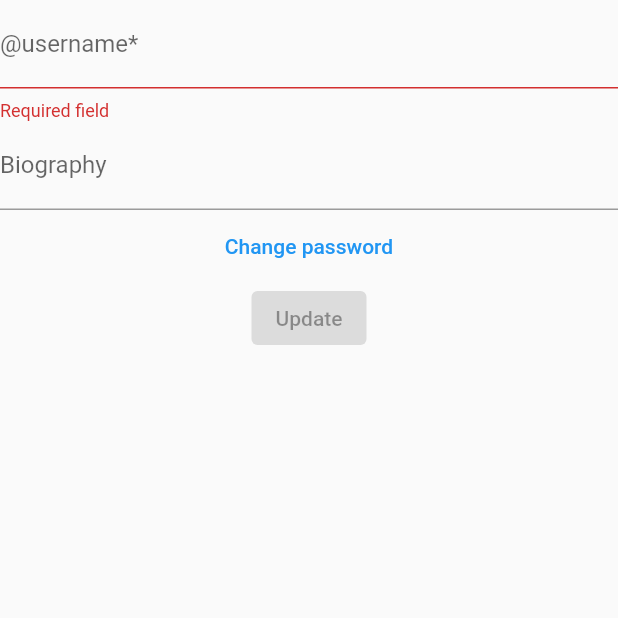
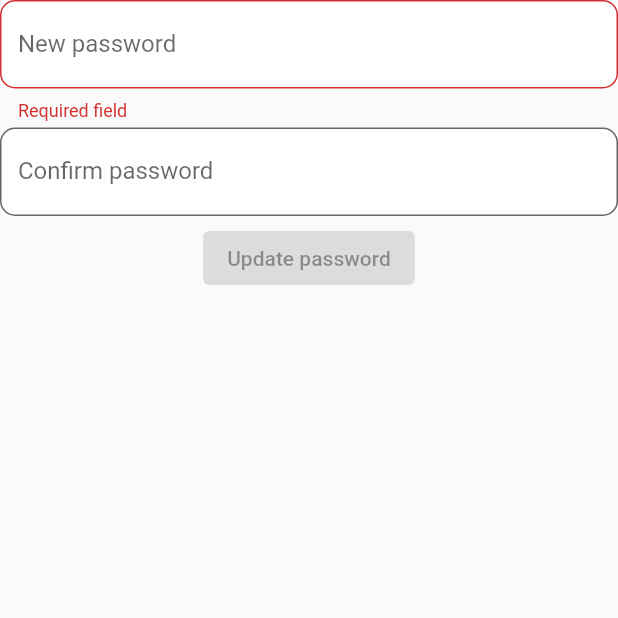
Before and after one commit to Victoriurki/PostPlusApp, a Flutter app: the MyEditProfilePage screen opened directly with empty values, after a tap on "Change password", on a phone screen of 412 x 824 dp, the top half of it. Run offline on Flutter 3.47's test engine with Material 2 defaults, Android fonts, the phone set to English and light mode, and no system bars; our stand-ins replace cloud_firestore, dio, email_validator, firebase_auth, firebase_core, firebase_storage and 3 more; missing offline and left inert: firestore_search; accounts and stored records are empty.

Commit message:
Change password page and feed function

```diff
--- /dev/null
+++ b/postplus_app/lib/my_change_password_page/my_change_password_page.dart
@@ -0,0 +1,63 @@
+import 'package:cloud_firestore/cloud_firestore.dart';
+import 'package:flutter/material.dart';
+
+import '../my_widgets/my_textfield_widget.dart';
+import '../user_model/user_model.dart';
+
+class MyChangePasswordPage extends StatefulWidget {
+  final UserModel currentUserModel;
+  const MyChangePasswordPage({Key? key, required this.currentUserModel})
+      : super(key: key);
+
+  @override
+  State<MyChangePasswordPage> createState() => _MyChangePasswordPageState();
+}
+
+class _MyChangePasswordPageState extends State<MyChangePasswordPage> {
+  String newPasswordErrorText = "Required field";
+  String confirmPasswordErrorText = "Passwords do not match";
+  TextEditingController _newPasswordController = TextEditingController(text: "");
+  TextEditingController _confirmPasswordController = TextEditingController(text: "");
+
+
+
+  @override
+  Widget build(BuildContext context) {
+    return SafeArea(
+      child: Scaffold(
+        body: Column(
+          children: [
+            MyTextFieldWidget(
+              obscureText: false,
+              label: "New password",
+              hint: "type your new password here",
+              onChanged: (text) {},
+              controller: _newPasswordController,
+              errorText: newPasswordErrorText,
+              showErrorText: _newPasswordController.text.isEmpty,
+            ),
+            MyTextFieldWidget(
+              obscureText: false,
+              label: "Confirm password",
+              hint: "Confirm your new password here",
+              onChanged: (text) {
+                setState(() {});
+              },
+              controller: _confirmPasswordController,
+              errorText: confirmPasswordErrorText,
+              showErrorText: _confirmPasswordController == _newPasswordController,
+            ),
+            ElevatedButton(
+              child: const Text("Update password"),
+              onPressed: _newPasswordController == _confirmPasswordController
+                  ? () {
+                      Navigator.pop(context);
+                    }
+                  : null,
+            )
+          ],
+        ),
+      ),
+    );
+  }
+}
--- a/postplus_app/lib/my_edit_profile_page/my_edit_profile_page.dart
+++ b/postplus_app/lib/my_edit_profile_page/my_edit_profile_page.dart
@@ -1,5 +1,6 @@
 import 'package:cloud_firestore/cloud_firestore.dart';
 import 'package:flutter/material.dart';
+import 'package:postplus_app/my_change_password_page/my_change_password_page.dart';
 import 'package:postplus_app/my_widgets/my_textfield_widget.dart';
 import 'package:postplus_app/user_model/user_model.dart';
 
@@ -53,7 +54,15 @@ class _MyEditProfilePageState extends State<MyEditProfilePage> {
                 onChanged: (text) {},
                 controller: _biographyController),
             TextButton(
-              onPressed: () {},
+              onPressed: () {
+                Navigator.push(
+                  context,
+                  MaterialPageRoute(
+                    builder: (_) => MyChangePasswordPage(
+                        currentUserModel: widget.currentUserModel),
+                  ),
+                );
+              },
               child: const Text("Change password"),
             ),
             ElevatedButton(
--- a/postplus_app/lib/my_home_page/my_home_page.dart
+++ b/postplus_app/lib/my_home_page/my_home_page.dart
@@ -1,5 +1,5 @@
 import 'package:flutter/material.dart';
-import 'package:postplus_app/get_user_post_data/get_user_post_data.dart';
+import 'package:postplus_app/get_following_user_posts/get_following_user_posts.dart';
 import 'package:postplus_app/my_themes/my_color_theme.dart';
 import 'package:postplus_app/post_model/post_model.dart';
 import '../my_app_bar/my_app_bar.dart';
@@ -37,7 +37,7 @@ class _MyHomePageState extends State<MyHomePage> {
             ),
           ),
           child: FutureBuilder<List<PostModel>>(
-            future: getUserPosts(widget.currentUserModel.sId!),
+            future: getFollowingUserPosts(widget.currentUserModel.followers!),
             builder: (context, snapshot) {
               return RefreshIndicator(
                 onRefresh: () async {
--- a/postplus_app/lib/my_widgets/my_textfield_widget.dart
+++ b/postplus_app/lib/my_widgets/my_textfield_widget.dart
@@ -1,3 +1,5 @@
+import 'dart:ui';
+
 import 'package:flutter/material.dart';
 
 class MyTextFieldWidget extends StatefulWidget {
@@ -35,11 +37,18 @@ class _MyTextFieldWidgetState extends State<MyTextFieldWidget> {
 
   @override
   Widget build(BuildContext context) {
-    return TextField(
+    return Column(
+      children: [
+        TextField(
           obscureText: widget.obscureText ? !_passwordVisible : widget.obscureText,
           onChanged: widget.onChanged,
-
+          style: const TextStyle(),
           decoration: InputDecoration(
+            filled: true,
+            fillColor: Colors.white,
+            border: const OutlineInputBorder(
+              borderRadius: BorderRadius.all(Radius.circular(10)),
+            ),
             errorText: widget.showErrorText ? widget.errorText : null,
             labelText: widget.label,
             hintText: widget.hint,
@@ -60,6 +69,11 @@ class _MyTextFieldWidgetState extends State<MyTextFieldWidget> {
                 : null,
           ),
           controller: widget.controller,
+        ),
+        const SizedBox(
+          height: 4,
+        )
+      ],
     );
   }
 }
```
Also changed, not shown: postplus_app/lib/get_following_user_posts/get_following_user_posts.dart (added, +24 -0 lines), postplus_app/lib/my_login_page/my_login_page.dart (+20 -3 lines), postplus_app/lib/my_register_page/my_register_page.dart (+8 -1 lines), postplus_app/lib/my_update_profile_picture_page/my_update_profile_picture_page.dart (+10 -3 lines), postplus_app/images/logo.png (added). Lines whose indentation alone changed are shown as unchanged.
